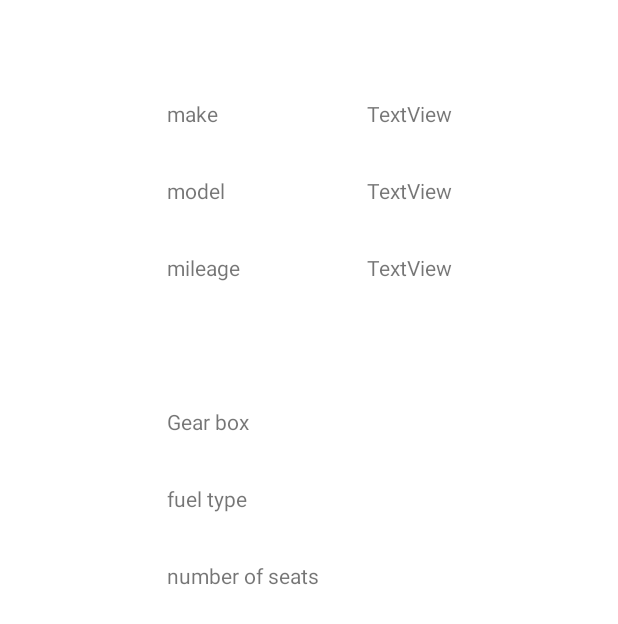
After one commit to Daniel-Ros/GroundMnW, an Android app: the layout fragment_renter_my_car_details_view.xml on its own in the app's theme, with its tools: preview values and no code run, on a phone screen of 412 x 824 dp. The commit adds this screen. Shown: the top 624 px of the screen. Run offline under Robolectric (Android 15) with nearby library versions, the light colour scheme and no system bars.

Commit message:
ori made this alone

```diff
--- a/app/src/main/java/com/rosenberg/uni/MainActivity.java
+++ b/app/src/main/java/com/rosenberg/uni/MainActivity.java
@@ -25,6 +25,7 @@ import com.google.firebase.auth.FirebaseUser;
 import com.google.firebase.firestore.FirebaseFirestore;
 import com.rosenberg.uni.Entities.User;
 import com.rosenberg.uni.Renter.RenterCarViewFragment;
+import com.rosenberg.uni.Renter.RenterMyAcceptedCarsFragment;
 import com.rosenberg.uni.Tenant.TenantCarViewFragment;
 import com.rosenberg.uni.login.LoginFragment;
 import com.rosenberg.uni.login.ViewProfileFragment;
@@ -90,7 +91,7 @@ public class MainActivity extends AppCompatActivity {
                                 } else {
                                     Log.d("MainActivity", "Going to renter");
                                     FragmentManager fm = getSupportFragmentManager();
-                                    fm.beginTransaction().replace(R.id.main_fragment, RenterCarViewFragment.class, null).commit();
+                                    fm.beginTransaction().replace(R.id.main_fragment, RenterMyAcceptedCarsFragment.class, null).commit();
                                 }
                             });
                     Log.d("MainActivity","pressed home");
--- a/app/src/main/java/com/rosenberg/uni/Tenant/TenantCarViewFragment.java
+++ b/app/src/main/java/com/rosenberg/uni/Tenant/TenantCarViewFragment.java
@@ -23,6 +23,7 @@ import com.rosenberg.uni.R;
 import com.rosenberg.uni.utils.userUtils;
 
 import java.util.List;
+
 
 public class TenantCarViewFragment extends Fragment {
     private boolean canAddCar = false;
--- a/app/src/main/java/com/rosenberg/uni/login/EditViewProfileFragment.java
+++ b/app/src/main/java/com/rosenberg/uni/login/EditViewProfileFragment.java
@@ -86,8 +86,8 @@ public class EditViewProfileFragment extends Fragment {
         EditText detailsOnUser = editProfileView.findViewById(R.id.edit_on_me);
 
         // Init the spinner of gender
-        String [] choisesGenders = new String[]{"Male","Female"};
-        ArrayAdapter<String> adapterGenders = new ArrayAdapter<>(getContext(), android.R.layout.simple_spinner_item,choisesGenders);
+        String [] choicesGenders = new String[]{"Male","Female"};
+        ArrayAdapter<String> adapterGenders = new ArrayAdapter<>(getContext(), android.R.layout.simple_spinner_item,choicesGenders);
         spinnerGender.setAdapter(adapterGenders);
 
         // init buttons for the window
--- /dev/null
+++ b/app/src/main/res/layout/fragment_renter_my_car_details_view.xml
@@ -0,0 +1,153 @@
+<?xml version="1.0" encoding="utf-8"?>
+<androidx.constraintlayout.widget.ConstraintLayout xmlns:android="http://schemas.android.com/apk/res/android"
+    xmlns:app="http://schemas.android.com/apk/res-auto"
+    xmlns:tools="http://schemas.android.com/tools"
+    android:layout_width="match_parent"
+    android:layout_height="wrap_content"
+    tools:context=".Renter.RenterMyCarDetailsViewFragment">
+
+    <TableLayout
+        android:id="@+id/tableLayoutRenterMyCar"
+        android:layout_width="wrap_content"
+        android:layout_height="wrap_content"
+        android:layout_marginTop="50dp"
+        app:layout_constraintEnd_toEndOf="parent"
+        app:layout_constraintStart_toStartOf="parent"
+        app:layout_constraintTop_toTopOf="parent">
+
+        <TableRow
+            android:layout_width="match_parent"
+            android:layout_height="match_parent">
+
+
+            <TextView
+                android:id="@+id/textView8"
+                android:layout_width="wrap_content"
+                android:layout_height="wrap_content"
+                android:text="make"
+                android:layout_margin="@dimen/text_margin"/>
+
+            <TextView
+                android:id="@+id/renter_my_car_view_details_make"
+                android:layout_width="wrap_content"
+                android:layout_height="wrap_content"
+                android:text="TextView"
+                android:layout_margin="@dimen/text_margin"/>
+        </TableRow>
+
+        <TableRow
+            android:layout_width="match_parent"
+            android:layout_height="match_parent">
+
+            <TextView
+                android:id="@+id/textView11"
+                android:layout_width="wrap_content"
+                android:layout_height="wrap_content"
+                android:text="model"
+                android:layout_margin="@dimen/text_margin"/>
+
+            <TextView
+                android:id="@+id/renter_my_car_view_details_model"
+                android:layout_width="wrap_content"
+                android:layout_height="wrap_content"
+                android:text="TextView"
+                android:layout_margin="@dimen/text_margin"/>
+        </TableRow>
+
+        <TableRow
+            android:layout_width="match_parent"
+            android:layout_height="match_parent">
+
+            <TextView
+                android:id="@+id/textView13"
+                android:layout_width="wrap_content"
+                android:layout_height="wrap_content"
+                android:text="mileage"
+                android:layout_margin="@dimen/text_margin"/>
+
+            <TextView
+                android:id="@+id/renter_my_car_view_details_mileage"
+                android:layout_width="wrap_content"
+                android:layout_height="wrap_content"
+                android:text="TextView"
+                android:layout_margin="@dimen/text_margin"/>
+        </TableRow>
+
+        <TableRow
+            android:layout_width="match_parent"
+            android:layout_height="match_parent">
+
+            <TextView
+                android:id="@+id/renter_my_car_view_details_start_date"
+                android:layout_width="wrap_content"
+                android:layout_height="wrap_content"
+                android:text=""
+                android:layout_margin="@dimen/text_margin"/>
+
+            <TextView
+                android:id="@+id/renter_my_car_view_details_end_date"
+                android:layout_width="wrap_content"
+                android:layout_height="wrap_content"
+                android:text=""
+                android:layout_margin="@dimen/text_margin"/>
+        </TableRow>
+
+
+        <TableRow
+            android:layout_width="match_parent"
+            android:layout_height="match_parent">
+
+            <TextView
+                android:id="@+id/textView1"
+                android:layout_width="wrap_content"
+                android:layout_height="wrap_content"
+                android:text="Gear box"
+                android:layout_margin="@dimen/text_margin"/>
+
+            <TextView
+                android:id="@+id/renter_my_car_view_details_gearbox"
+                android:layout_width="wrap_content"
+                android:layout_height="wrap_content"
+                android:text=""
+                android:layout_margin="@dimen/text_margin"/>
+        </TableRow>
+
+        <TableRow
+            android:layout_width="match_parent"
+            android:layout_height="match_parent">
+
+            <TextView
+                android:id="@+id/textView2"
+                android:layout_width="wrap_content"
+                android:layout_height="wrap_content"
+                android:text="fuel type"
+                android:layout_margin="@dimen/text_margin"/>
+
+            <TextView
+                android:id="@+id/renter_my_car_view_details_fuel"
+                android:layout_width="wrap_content"
+                android:layout_height="wrap_content"
+                android:text=""
+                android:layout_margin="@dimen/text_margin"/>
+        </TableRow>
+
+        <TableRow
+            android:layout_width="match_parent"
+            android:layout_height="match_parent">
+
+            <TextView
+                android:id="@+id/textView3"
+                android:layout_width="wrap_content"
+                android:layout_height="wrap_content"
+                android:text="number of seats"
+                android:layout_margin="@dimen/text_margin"/>
+
+            <TextView
+                android:id="@+id/renter_my_car_view_details_num_of_seats"
+                android:layout_width="wrap_content"
+                android:layout_height="wrap_content"
+                android:text=""
+                android:layout_margin="@dimen/text_margin"/>
+        </TableRow>
+    </TableLayout>
+</androidx.constraintlayout.widget.ConstraintLayout>
```
Also changed, not shown: app/src/main/java/com/rosenberg/uni/Renter/RenterMyAcceptedCarsFragment.java (added, +139 -0 lines), app/src/main/java/com/rosenberg/uni/Renter/RenterMyCarDetailsViewFragment.java (added, +101 -0 lines), app/src/main/res/layout/fragment_renter_my_accepted_cars.xml (added, +30 -0 lines).
